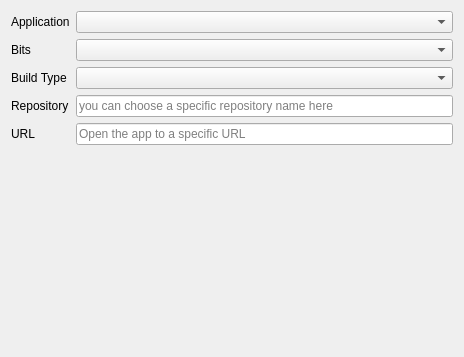
Before: the Qt Designer form gui/mozregui/ui/intro.ui in mozilla/mozregression, drawn with Qt 5.
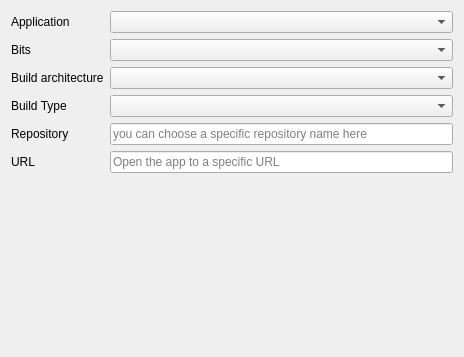
After: the same form once the commit is applied.

Commit message: Bug 1437591 - Add support for x86_64 GVE builds (#644)

Diff of the .ui file:
```diff
--- a/gui/mozregui/ui/intro.ui
+++ b/gui/mozregui/ui/intro.ui
@@ -35,20 +35,30 @@
     <widget class="QComboBox" name="bits_combo"/>
    </item>
    <item row="2" column="0">
+    <widget class="QLabel" name="arch_label">
+     <property name="text">
+      <string>Build architecture</string>
+     </property>
+    </widget>
+   </item>
+   <item row="2" column="1">
+    <widget class="QComboBox" name="arch_combo"/>
+   </item>
+   <item row="3" column="0">
     <widget class="QLabel" name="label_5">
      <property name="text">
       <string>Build Type</string>
      </property>
     </widget>
    </item>
-   <item row="2" column="1">
+   <item row="3" column="1">
     <widget class="QComboBox" name="build_type">
      <property name="toolTip">
       <string>Choose a build type you want.</string>
      </property>
     </widget>
    </item>
-   <item row="3" column="0">
+   <item row="4" column="0">
     <widget class="QLabel" name="label_3">
      <property name="toolTip">
       <string>you can choose a specific repository name here</string>
@@ -58,7 +68,7 @@
      </property>
     </widget>
    </item>
-   <item row="3" column="1">
+   <item row="4" column="1">
     <widget class="QLineEdit" name="repository">
      <property name="toolTip">
       <string>repository like mozilla-inbound|mozilla-beta|...</string>
@@ -68,7 +78,7 @@
      </property>
     </widget>
    </item>
-   <item row="4" column="0">
+   <item row="5" column="0">
     <widget class="QLabel" name="url_label">
      <property name="toolTip">
       <string>enter a URL to pass to the app</string>
@@ -78,7 +88,7 @@
      </property>
     </widget>
    </item>
-   <item row="4" column="1">
+   <item row="5" column="1">
     <widget class="QLineEdit" name="url">
      <property name="toolTip">
       <string>URL such as example.org, https://mozilla.org, about:logo</string>
```
The commit also changes 3 other files.
